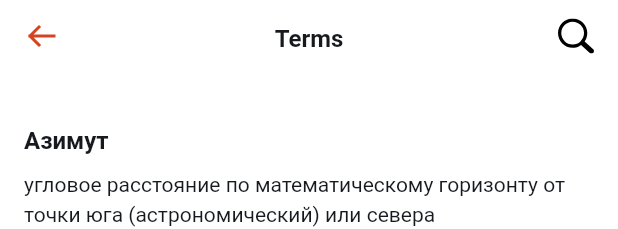
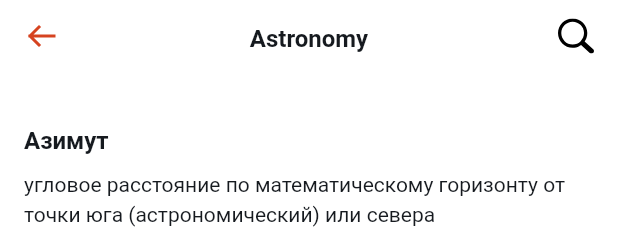
Before and after one commit to Krushiler/test_base_flutter, a Flutter app: the DictionariesScreen widget shown alone on an empty page, opened directly, after a tap on "Astronomy", on a phone screen of 412 x 824 dp. Shown: the top 229 px of the screen. Run offline on Flutter 3.47's test engine with Material 2 defaults, Android fonts, the phone set to English and light mode, and no system bars; drawn by our look-alikes of pull_to_refresh; our stand-ins replace dartz, flutter_bloc, flutter_svg, go_router; Roboto replaces fonts that are missing (Archivo).

Commit message:
Add dictionary title on terms list

```diff
--- a/assets/dictionaries/_dicts.json
+++ b/assets/dictionaries/_dicts.json
@@ -31,10 +31,6 @@
     {
       "id": 7,
       "file": "physics.json"
-    },
-    {
-      "id": 8,
-      "file": "physics.json"
     }
   ]
 }
--- a/lib/features/home/dictionary/terms/bloc/terms_bloc.dart
+++ b/lib/features/home/dictionary/terms/bloc/terms_bloc.dart
@@ -17,7 +17,7 @@ class TermsBloc extends Bloc<TermsEvent, TermsState> {
 
       emit.call(termsResult.fold(
         (l) => FailureTermsState(l.message),
-        (r) => LoadedTermsState(r.terms, refresh: event.refresh),
+        (r) => LoadedTermsState(r.terms, r.dictionaryName, refresh: event.refresh),
       ));
       emit.call(ProgressTermsState(false));
     });
--- a/lib/features/home/dictionary/terms/bloc/terms_state.dart
+++ b/lib/features/home/dictionary/terms/bloc/terms_state.dart
@@ -5,8 +5,9 @@ abstract class TermsState {}
 class LoadedTermsState extends TermsState {
   final List<Term> terms;
   final bool refresh;
+  final String dictionaryName;
 
-  LoadedTermsState(this.terms, {this.refresh = false});
+  LoadedTermsState(this.terms, this.dictionaryName, {this.refresh = false});
 }
 
 class ProgressTermsState extends TermsState {
--- a/lib/features/home/dictionary/terms/representation/terms_screen.dart
+++ b/lib/features/home/dictionary/terms/representation/terms_screen.dart
@@ -51,6 +51,7 @@ class _TermsScreenState extends State<TermsScreen> {
   final RefreshController refreshController = RefreshController();
 
   final List<Term> terms = [];
+  String dictionaryName = '';
   bool inProgress = true;
 
   @override
@@ -64,6 +65,7 @@ class _TermsScreenState extends State<TermsScreen> {
               terms.clear();
             }
             terms.addAll(state.terms);
+            dictionaryName = state.dictionaryName;
           });
         }
         if (state is ProgressTermsState) {
@@ -80,7 +82,7 @@ class _TermsScreenState extends State<TermsScreen> {
       },
       appBar: TestBaseAppBar(
         leading: const NavigationBackButton(),
-        title: 'Terms',
+        title: dictionaryName,
         actions: [
           SvgButton(
             icon: TestBaseIcons.search,
```
